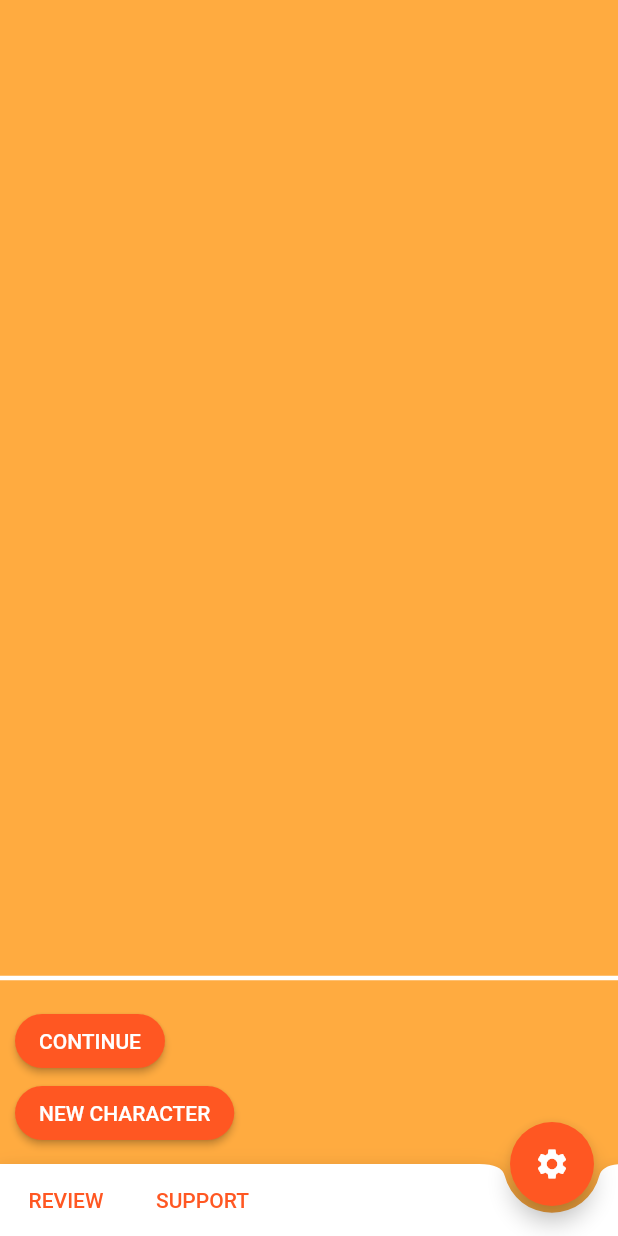
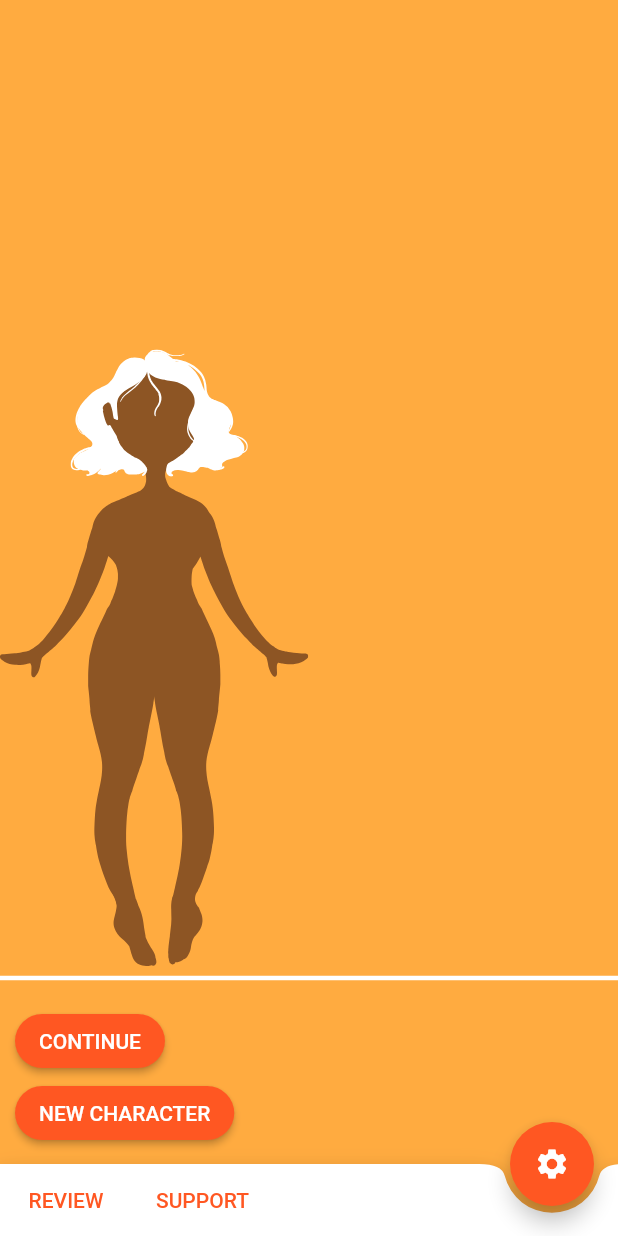
Before and after one commit to winnie-phebus/Creamsicle, a Flutter app: the screen it shows after launch, on a phone screen of 412 x 824 dp. Run offline on Flutter 3.47's test engine with Material 2 defaults, Android fonts, the phone set to English and light mode, and no system bars; our stand-ins replace flutter_svg.

Commit message:
Sunnie first attempt display

```diff
--- a/lib/constants.dart
+++ b/lib/constants.dart
@@ -25,3 +25,6 @@ const kTextStyleToWhite = TextStyle(
 var kRoundedRectangleButtonShape = RoundedRectangleBorder(
   borderRadius: BorderRadius.circular(30.0),
 );
+
+// TEMP: will be replaced later on
+const kSkinToneRusset = Color(0xFF8D5524);
--- a/lib/screens/welcome_screen.dart
+++ b/lib/screens/welcome_screen.dart
@@ -1,6 +1,7 @@
 import 'package:creamsicle/constants.dart';
 import 'package:creamsicle/screens/settings_screen.dart';
 import 'package:flutter/material.dart';
+import 'package:flutter_svg/flutter_svg.dart';
 
 /// This screen is the landing page for the app, and is where the user can
 /// trigger the tutorial, or tell the app what character they intend to edit -
@@ -53,6 +54,46 @@ class _HomeScreenState extends State<HomeScreen> {
           mainAxisAlignment: MainAxisAlignment.end,
           crossAxisAlignment: CrossAxisAlignment.start,
           children: <Widget>[
+            Stack(
+              children: <Widget>[
+                Padding(
+                  padding: const EdgeInsets.only(top: 10.0),
+                  child: SvgPicture.asset(
+                    'images/Body.svg',
+                    color: kSkinToneRusset,
+                  ),
+                ),
+                Padding(
+                  padding: const EdgeInsets.only(top: 30.0, left: 65.0),
+                  child: SvgPicture.asset(
+                    'images/Human_Ears.svg',
+                    color: kSkinToneRusset,
+                  ),
+                ),
+                Padding(
+                  padding: const EdgeInsets.only(
+                    left: 47.0,
+                    top: 0.0,
+                  ),
+                  child: SvgPicture.asset(
+                    'images/Wavy_Bob.svg',
+                    color: Colors.white,
+                  ),
+                ),
+                /*Column(
+                  children: <Widget>[
+                    Expanded(
+                      //flex: 1,
+                      child: SvgPicture.asset('images/Wavy_Bob.svg'),
+                    ),
+                    Expanded(
+                      //flex: 4,
+                      child: SvgPicture.asset('images/Flower_Dress.svg'),
+                    ),
+                  ],
+                ),*/
+              ],
+            ),
             Divider(
               thickness: 3,
               color: Colors.white,
--- a/pubspec.yaml
+++ b/pubspec.yaml
@@ -32,6 +32,7 @@ dependencies:
 dev_dependencies:
   flutter_test:
     sdk: flutter
+  flutter_svg: ^0.17.0
 
 # For information on the generic Dart part of this file, see the
 # following page: https://dart.dev/tools/pub/pubspec
```
Also changed, not shown: pubspec.lock.
